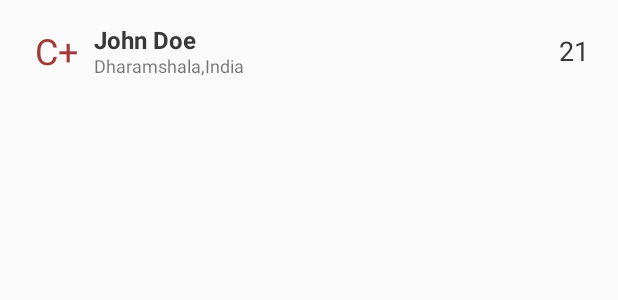
After one commit to Shivamdhuria/BloodBank, an Android app: the layout recycler_view_item.xml on its own in the app's theme, with its tools: preview values and no code run, on a phone screen of 412 x 824 dp. The commit adds this screen. Shown: the top 300 px of the screen. Run offline under Robolectric (Android 15) with nearby library versions, the phone set to English and light mode, and no system bars.

Commit message:
Recycler View done

```diff
--- a/app/build.gradle
+++ b/app/build.gradle
@@ -43,6 +43,8 @@ dependencies {
     //GeoFire
     implementation 'com.firebase:geofire-android:2.3.1'
 
+    implementation 'com.android.support:recyclerview-v7:26.1.0'
+
 
 }
 
--- a/app/src/main/java/com/example/android/bloodbank/main/buildprofile/BuildProfileActivity.java
+++ b/app/src/main/java/com/example/android/bloodbank/main/buildprofile/BuildProfileActivity.java
@@ -54,7 +54,7 @@ public class BuildProfileActivity extends AppCompatActivity implements BuildProf
             String number = user.getPhoneNumber();
             @Override
             public void onClick(View view) {
-                buildProfilePresenter.saveToDatabase(number,editText_bloodgroup.getText().toString(),editText_name.getText().toString(),city,latitude,longitude);
+                buildProfilePresenter.saveToDatabase(number,editText_bloodgroup.getText().toString(),editText_name.getText().toString(),city,0,latitude,longitude);
                 Log.e(TAG,editText_bloodgroup.getText().toString()+" "+editText_name.getText().toString()+"  "+"ss");
 
             }
--- a/app/src/main/java/com/example/android/bloodbank/main/buildprofile/BuildProfileModel.java
+++ b/app/src/main/java/com/example/android/bloodbank/main/buildprofile/BuildProfileModel.java
@@ -34,7 +34,7 @@ public class BuildProfileModel implements BuildProfilePresenter {
     }
 
     @Override
-    public void saveToDatabase(String number, String bloodGroup, String name, String place,Double latitude,Double longitude) {
+    public void saveToDatabase(String number, String bloodGroup, String name, String place,int level,Double latitude,Double longitude) {
 
         //TODO Find errors in data entered and show if details incorrect
 
@@ -49,7 +49,7 @@ public class BuildProfileModel implements BuildProfilePresenter {
         String userID = currentFirebaseUser.getUid();
         Log.e(TAG,"USer Id  "+userID);
          DatabaseReference mDatabase;
-         UserModel userModel = new UserModel(number,bloodGroup,name,place,1);
+         UserModel userModel = new UserModel(number,bloodGroup,name,place,level);
 
         mDatabase = FirebaseDatabase.getInstance().getReference();
 
--- a/app/src/main/java/com/example/android/bloodbank/main/buildprofile/BuildProfilePresenter.java
+++ b/app/src/main/java/com/example/android/bloodbank/main/buildprofile/BuildProfilePresenter.java
@@ -2,5 +2,5 @@ package com.example.android.bloodbank.main.buildprofile;
 
 public interface BuildProfilePresenter {
 
-    void saveToDatabase(String  number,String bloodGroup,String name,String place,Double latitude,Double longitude);
+    void saveToDatabase(String  number,String bloodGroup,String name,String place,int level,Double latitude,Double longitude);
 }
--- /dev/null
+++ b/app/src/main/res/layout/recycler_view_item.xml
@@ -0,0 +1,62 @@
+<?xml version="1.0" encoding="utf-8"?>
+<RelativeLayout xmlns:android="http://schemas.android.com/apk/res/android"
+    xmlns:tools="http://schemas.android.com/tools"
+    android:layout_width="match_parent"
+    android:layout_height="wrap_content"
+    android:background="?android:attr/selectableItemBackground"
+    android:clickable="true"
+    android:focusable="true"
+    android:orientation="vertical"
+    android:paddingBottom="@dimen/row_padding_vertical"
+    android:paddingLeft="@dimen/activity_horizontal_margin"
+    android:paddingRight="@dimen/activity_horizontal_margin"
+    android:paddingTop="@dimen/row_padding_vertical">
+
+    <TextView
+        android:id="@+id/place"
+        android:layout_width="217dp"
+        android:layout_height="wrap_content"
+        android:layout_alignBottom="@+id/bloodgroup"
+        android:layout_alignStart="@+id/name"
+        android:padding="3dp"
+        android:text="Dharamshala,India"
+        android:textSize="12sp" />
+
+    <TextView
+        android:id="@+id/bloodgroup"
+        android:layout_width="wrap_content"
+        android:layout_height="wrap_content"
+
+        android:layout_alignParentStart="true"
+        android:layout_centerVertical="true"
+        android:layout_margin="2dp"
+        android:padding="5dp"
+        android:text="@string/bloodgroup_hint"
+        android:textColor="@color/colorAccent"
+        android:textSize="24sp" />
+
+    <TextView
+        android:id="@+id/name"
+        android:layout_width="150dp"
+        android:layout_height="wrap_content"
+        android:layout_alignTop="@+id/bloodgroup"
+        android:layout_toEndOf="@+id/bloodgroup"
+        android:padding="3dp"
+        android:text="John Doe"
+        android:textColor="@color/colorPrimary"
+        android:textSize="16dp"
+        android:textStyle="bold" />
+
+    <TextView
+        android:id="@+id/level"
+        android:layout_width="wrap_content"
+        android:layout_height="wrap_content"
+        android:layout_alignParentEnd="true"
+        android:layout_centerVertical="true"
+        android:layout_marginEnd="0dp"
+        android:padding="3dp"
+        android:text="@string/level_hint"
+        android:textColor="@color/colorPrimary"
+        android:textSize="18sp" />
+
+</RelativeLayout>
--- a/app/src/main/res/values/dimens.xml
+++ b/app/src/main/res/values/dimens.xml
@@ -8,4 +8,10 @@
 
     <dimen name="animated_text_carousel_text_size">20dp</dimen>
     <dimen name="animated_text_carousel_view_pager_padding_horizontal">125dp</dimen>
+
+
+
+
+        <dimen name="row_padding_vertical">10dp</dimen>
+
 </resources>
--- a/app/src/main/res/values/strings.xml
+++ b/app/src/main/res/values/strings.xml
@@ -32,7 +32,14 @@
         <item>AB+</item>
         <item>AB-</item>
     </string-array>
+
+    <string name="bloodgroup_hint">C+</string>
+    <string name="name_hint">John Doe</string>
+    <string name="level_hint">21</string>
+    <string name="address_hint">Dharamshala,India</string>
     <string name="title_activity_maps">Map</string>
+
+    <string name="notify_donors">Notify Donors</string>
 
 
 </resources>
```
Also changed, not shown: app/src/main/java/com/example/android/bloodbank/main/buildprofile/UserModel.java (+41 -0 lines), app/src/main/java/com/example/android/bloodbank/main/query/DonorQueryActivity.java (+46 -1 lines), app/src/main/java/com/example/android/bloodbank/main/query/RecyclerViewAdapter.java (added, +52 -0 lines), app/src/main/res/layout/activity_donor_query.xml (+23 -3 lines), app/src/main/res/layout/activity_main.xml (+49 -19 lines).
